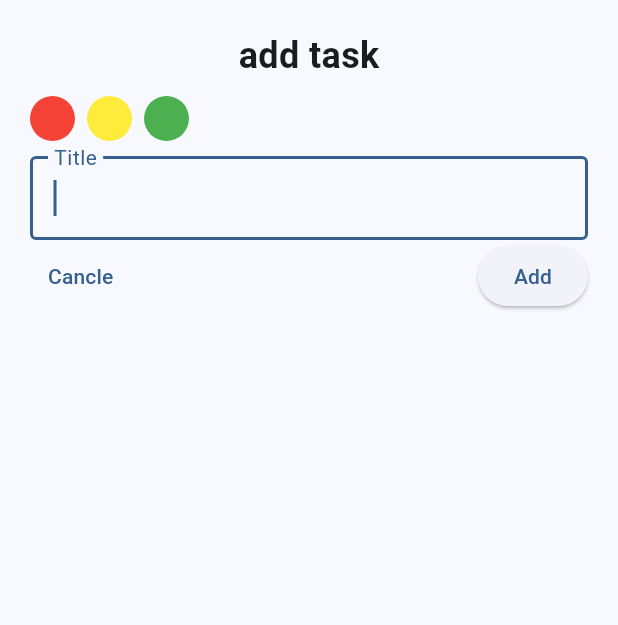
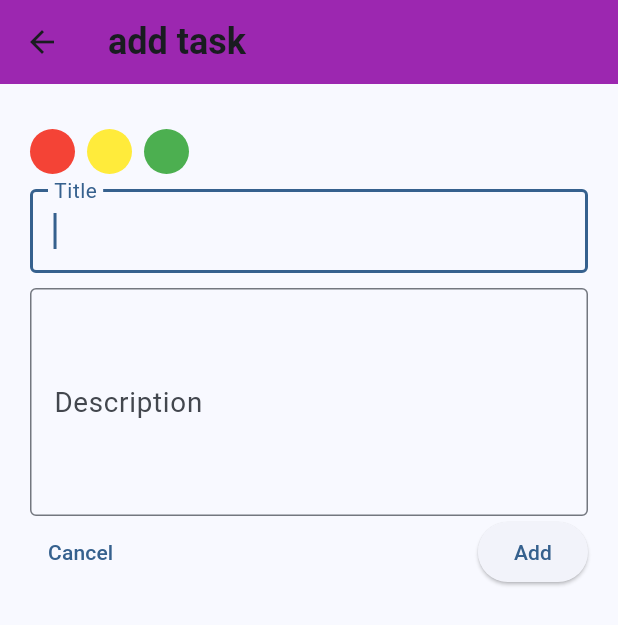
Before and after one commit to VechkanovVV/to_do, a Flutter app: the AddTaskScreen screen opened directly, on a phone screen of 412 x 824 dp. Shown: the top 625 px of the screen. Run offline on Flutter 3.47's test engine with Material 3 defaults, Android fonts, the phone set to English and light mode, and no system bars; our stand-ins replace bloc, cloud_firestore, device_info_plus, equatable, firebase_core, flutter_bloc and 2 more; accounts and stored records are empty; generated files the repository leaves out were written again.

Commit message:
change add_screen

```diff
--- a/lib/blocs/editing_task_bloc/editing_task_bloc.dart
+++ b/lib/blocs/editing_task_bloc/editing_task_bloc.dart
@@ -14,6 +14,12 @@ class EditingTaskBloc extends Bloc<EditingTaskEvent, EditingTaskState> {
     on<SetMediumPriorityEvent>(_onMediumPriority);
     on<SetLowPriorityEvent>(_onLowPriority);
     on<SetTitleEvent>(_onTitleEvent);
+    on<SetDescriptionEvent>(_onSetDescription);
+  }
+
+  void _onSetDescription(
+      SetDescriptionEvent event, Emitter<EditingTaskState> emit) {
+    emit(state.copyWith(description: event.text));
   }
 
   void _onTitleEvent(SetTitleEvent event, Emitter<EditingTaskState> emit) {
--- a/lib/blocs/editing_task_bloc/editing_task_event.dart
+++ b/lib/blocs/editing_task_bloc/editing_task_event.dart
@@ -13,3 +13,9 @@ class SetTitleEvent extends EditingTaskEvent {
 
   SetTitleEvent(this.text);
 }
+
+class SetDescriptionEvent extends EditingTaskEvent {
+  final String text;
+
+  SetDescriptionEvent(this.text);
+}
--- a/lib/blocs/editing_task_bloc/editing_task_state.dart
+++ b/lib/blocs/editing_task_bloc/editing_task_state.dart
@@ -4,6 +4,7 @@ part of 'editing_task_bloc.dart';
 class EditingTaskState with _$EditingTaskState {
   const factory EditingTaskState({
     @Default('') String title,
+    @Default('') String description,
     @Default(PriorityState.none) priority,
   }) = _EditingTaskState;
 }
--- a/lib/blocs/task_bloc/task_bloc.dart
+++ b/lib/blocs/task_bloc/task_bloc.dart
@@ -116,7 +116,6 @@ class TaskBloc extends Bloc<TaskEvent, TaskState> {
     List<Task> tasks = List.from(state.tasks)..remove(task);
     emit(TaskState(tasks: tasks));
     await db.deleteTask(event.task);
-
   }
 
   Future<void> _onUpdateTask(UpdateTask event, Emitter<TaskState> emit) async {
--- a/lib/modules/task/task.dart
+++ b/lib/modules/task/task.dart
@@ -7,6 +7,7 @@ part 'task.g.dart';
 class Task with _$Task {
   const factory Task({
     required String title,
+    @Default('') String description,
     @Default(false) bool isDone,
     @Default(false) bool isDeleted,
     @Default(false) bool isFavourite,
--- a/lib/screens/add_screen.dart
+++ b/lib/screens/add_screen.dart
@@ -15,17 +15,21 @@ class AddTaskScreen extends StatelessWidget {
       create: (context) => EditingTaskBloc(),
       child: BlocBuilder<EditingTaskBloc, EditingTaskState>(
           builder: (context, state) {
-        return Container(
-          padding: const EdgeInsets.all(20),
-          child: Column(
-            children: [
-              const Text(
+        return Scaffold(
+          appBar: AppBar(
+            backgroundColor: Colors.purple,
+            title: const Text(
               'add task',
               style: TextStyle(
                 fontSize: 24,
                 fontWeight: FontWeight.bold,
               ),
             ),
+          ),
+          body: Container(
+            padding: const EdgeInsets.all(20),
+            child: Column(
+              children: [
                 const SizedBox(
                   height: 10,
                 ),
@@ -46,11 +50,33 @@ class AddTaskScreen extends StatelessWidget {
                     border: OutlineInputBorder(),
                   ),
                 ),
-              Row(mainAxisAlignment: MainAxisAlignment.spaceBetween, children: [
+                const SizedBox(
+                  height: 10,
+                ),
+                SingleChildScrollView(
+                  child: TextField(
+                    maxLines: 5,
+                    onChanged: (text) {
+                      context
+                          .read<EditingTaskBloc>()
+                          .add(SetDescriptionEvent(text));
+                    },
+                    decoration: const InputDecoration(
+                      label: Text(
+                        'Description',
+                        style: TextStyle(fontSize: 18.5),
+                      ),
+                      border: OutlineInputBorder(),
+                    ),
+                  ),
+                ),
+                Row(
+                    mainAxisAlignment: MainAxisAlignment.spaceBetween,
+                    children: [
                       TextButton(
                         onPressed: () => Navigator.pop(context),
                         child: const Text(
-                    'Cancle',
+                          'Cancel',
                         ),
                       ),
                       ElevatedButton(
@@ -58,6 +84,7 @@ class AddTaskScreen extends StatelessWidget {
                           var task = Task(
                             title: state.title,
                             priority: state.priority,
+                            description: state.description,
                           );
                           context.read<TaskBloc>().add(AddTask(task: task));
                           Navigator.pop(context);
@@ -69,6 +96,7 @@ class AddTaskScreen extends StatelessWidget {
                     ]),
               ],
             ),
+          ),
         );
       }),
     );
--- a/lib/widgets/task_list.dart
+++ b/lib/widgets/task_list.dart
@@ -16,9 +16,11 @@ class TaskList extends StatelessWidget {
       child: ListView.builder(
         itemCount: tasks.length,
         itemBuilder: (context, index) {
-
           return Column(children: [
-            ListItem(tasks: tasks, index: index,),
+            ListItem(
+              tasks: tasks,
+              index: index,
+            ),
             const SizedBox(
               height: 5,
             ),
```
Also changed, not shown: lib/screens/task_screen.dart (+2 -11 lines), lib/widgets/list_item.dart (+8 -13 lines), lib/blocs/editing_task_bloc/editing_task_bloc.freezed.dart, lib/modules/task/task.freezed.dart, lib/modules/task/task.g.dart. Lines whose indentation alone changed are shown as unchanged.
